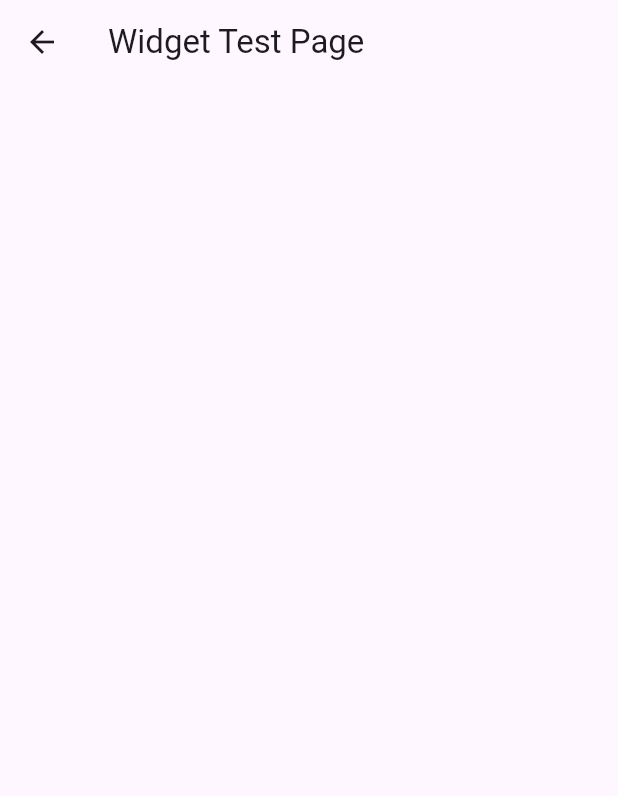
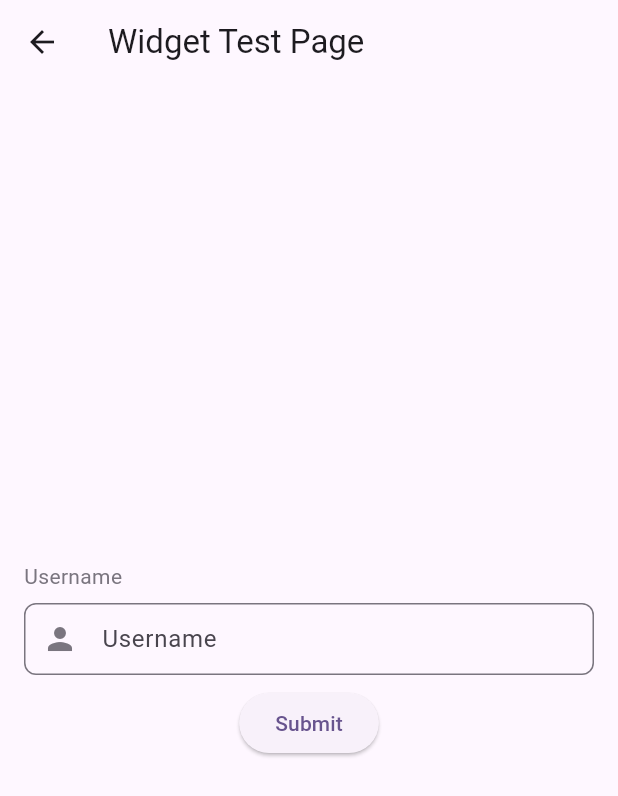
Before and after one commit to christianwico/gluon_flutter_tech_test, a Flutter app: the WidgetTestPage screen opened by its route, on a phone screen of 412 x 824 dp. Shown: the top 796 px of the screen. Run offline on Flutter 3.47's test engine with Material 2 defaults, Android fonts, the phone set to English and light mode, and no system bars.

Commit message:
Create and hook CustomTextFormField widget

```diff
--- a/lib/features/widget_test/widget_test_page.dart
+++ b/lib/features/widget_test/widget_test_page.dart
@@ -1,5 +1,8 @@
 import 'package:flutter/material.dart';
+import 'package:gluon_flutter_tech_test/resources/dimens.dart';
 import 'package:gluon_flutter_tech_test/resources/strings.dart';
+import 'package:gluon_flutter_tech_test/widgets/common_widgets.dart';
+import 'package:gluon_flutter_tech_test/widgets/custom_text_form_field.dart';
 
 class WidgetTestPage extends StatefulWidget {
   const WidgetTestPage({super.key});
@@ -9,10 +12,50 @@ class WidgetTestPage extends StatefulWidget {
 }
 
 class _WidgetTestPageState extends State<WidgetTestPage> {
+  final _formKey = GlobalKey<FormState>();
+
+  String? _value;
+
   @override
   Widget build(BuildContext context) {
-    return Scaffold(
-      appBar: AppBar(title: const Text(Strings.widgetTestPageTitle)),
+    return GestureDetector(
+      onTap: FocusScope.of(context).unfocus,
+      child: Scaffold(
+        appBar: AppBar(title: const Text(Strings.widgetTestPageTitle)),
+        body: Padding(
+          padding: const EdgeInsets.all(Dimens.unit16),
+          child: Center(
+            child: Column(
+              mainAxisAlignment: MainAxisAlignment.center,
+              children: [
+                Form(
+                  key: _formKey,
+                  child: CustomTextFormField(
+                    title: Strings.usernameFormFieldTitle,
+                    initialValue: _value,
+                    validator: _usernameFormFieldValidator,
+                  ),
+                ),
+                CommonWidgets.verticalSpacer(),
+                ElevatedButton(
+                  onPressed: () {
+                    if (_formKey.currentState!.validate()) {
+                      _formKey.currentState!.save();
+                    }
+                  },
+                  child: const Text(Strings.submit),
+                ),
+              ],
+            ),
+          ),
+        ),
+      ),
     );
   }
+
+  String? _usernameFormFieldValidator(String? value) {
+    return value != null && value.isNotEmpty
+        ? null
+        : 'Username cannot be empty';
+  }
 }
--- a/lib/main.dart
+++ b/lib/main.dart
@@ -1,6 +1,7 @@
 import 'package:flutter/material.dart';
 import 'package:gluon_flutter_tech_test/features/widget_test/widget_test_page.dart';
 import 'package:gluon_flutter_tech_test/resources/strings.dart';
+import 'package:gluon_flutter_tech_test/resources/theme.dart';
 
 void main() {
   runApp(const MyApp());
@@ -13,10 +14,7 @@ class MyApp extends StatelessWidget {
   Widget build(BuildContext context) {
     return MaterialApp(
       title: Strings.appTitle,
-      theme: ThemeData(
-        colorScheme: ColorScheme.fromSeed(seedColor: Colors.deepPurple),
-        useMaterial3: true,
-      ),
+      theme: primaryTheme,
       routes: {
         '/': (context) => const MyHomePage(title: Strings.appTitle),
         '/widget-test': (context) => const WidgetTestPage(),
--- /dev/null
+++ b/lib/resources/dimens.dart
@@ -0,0 +1,4 @@
+class Dimens {
+  static const unit8 = 8.0;
+  static const unit16 = 16.0;
+}
--- a/lib/resources/strings.dart
+++ b/lib/resources/strings.dart
@@ -1,5 +1,12 @@
 class Strings {
+  // App/Page titles
   static const appTitle = 'Flutter Technical Test Lev. 1';
   static const widgetTestPageTitle = 'Widget Test Page';
   static const logicTestPageTitle = 'Logic Test Page';
+
+  // Form field titles
+  static const usernameFormFieldTitle = 'Username';
+
+  // Action strings
+  static const submit = 'Submit';
 }
--- /dev/null
+++ b/lib/resources/theme.dart
@@ -0,0 +1,20 @@
+import 'package:flutter/material.dart';
+import 'package:gluon_flutter_tech_test/resources/dimens.dart';
+
+final _colorScheme = ColorScheme.fromSeed(seedColor: Colors.deepPurple);
+
+final primaryTheme = ThemeData(
+  colorScheme: _colorScheme,
+  useMaterial3: true,
+  inputDecorationTheme: InputDecorationTheme(
+    border: OutlineInputBorder(
+      borderRadius: BorderRadius.circular(Dimens.unit8),
+    ),
+    errorBorder: OutlineInputBorder(
+      borderRadius: BorderRadius.circular(Dimens.unit8),
+      borderSide: BorderSide(color: _colorScheme.error),
+    ),
+    contentPadding: EdgeInsets.zero,
+    errorStyle: TextStyle(color: _colorScheme.error),
+  ),
+);
--- /dev/null
+++ b/lib/widgets/common_widgets.dart
@@ -0,0 +1,7 @@
+import 'package:flutter/material.dart';
+import 'package:gluon_flutter_tech_test/resources/dimens.dart';
+
+class CommonWidgets {
+  static Widget verticalSpacer({double height = Dimens.unit8}) =>
+      SizedBox(height: height);
+}
--- /dev/null
+++ b/lib/widgets/custom_text_form_field.dart
@@ -0,0 +1,96 @@
+import 'package:flutter/material.dart';
+import 'package:gluon_flutter_tech_test/widgets/common_widgets.dart';
+
+class CustomTextFormField extends StatefulWidget {
+  const CustomTextFormField({
+    super.key,
+    this.title,
+    this.initialValue,
+    this.validator,
+    this.onSaved,
+  });
+
+  final String? title;
+  final String? initialValue;
+  final String? Function(String?)? validator;
+  final void Function(String?)? onSaved;
+
+  @override
+  State<CustomTextFormField> createState() => _CustomTextFormFieldState();
+}
+
+class _CustomTextFormFieldState extends State<CustomTextFormField> {
+  final _formKey = GlobalKey<FormState>();
+
+  late final outlineColor = Theme.of(context).colorScheme.outline;
+
+  @override
+  Widget build(BuildContext context) {
+    return FormField<String>(
+      builder: _formFieldBuilder,
+      initialValue: widget.initialValue,
+      validator: widget.validator,
+      onSaved: widget.onSaved,
+      autovalidateMode: AutovalidateMode.onUserInteraction,
+    );
+  }
+
+  Widget _formFieldBuilder(FormFieldState<String> state) {
+    return Column(
+      crossAxisAlignment: CrossAxisAlignment.start,
+      children: [
+        if (widget.title != null) ...[
+          _buildTitle(),
+          CommonWidgets.verticalSpacer(),
+        ],
+        _buildTextFormField(state),
+      ],
+    );
+  }
+
+  Widget _buildTitle() {
+    return Text(
+      widget.title!,
+      style: Theme.of(context).textTheme.bodyMedium!.copyWith(
+            color: outlineColor,
+          ),
+    );
+  }
+
+  Widget _buildTextFormField(FormFieldState<String> state) {
+    final themeData = Theme.of(context);
+    final border = state.hasError
+        ? themeData.inputDecorationTheme.errorBorder
+        : themeData.inputDecorationTheme.border;
+
+    return TextFormField(
+      key: _formKey,
+      decoration: InputDecoration(
+        prefixIcon: Icon(Icons.person, color: outlineColor),
+        hintText: widget.title,
+        errorStyle: TextStyle(
+          fontSize: 0.0,
+          color: themeData.colorScheme.error,
+        ),
+        suffixIconColor: themeData.colorScheme.error,
+        suffixIcon: state.hasError
+            ? Tooltip(
+                triggerMode: TooltipTriggerMode.tap,
+                message: state.errorText,
+                preferBelow: false,
+                decoration: BoxDecoration(
+                  color: themeData.colorScheme.error,
+                  borderRadius: BorderRadius.circular(8.0),
+                ),
+                child: const Icon(Icons.info),
+              )
+            : null,
+        border: border,
+      ),
+      onChanged: (value) {
+        state.didChange(value);
+        state.validate();
+      },
+    );
+  }
+}
```
